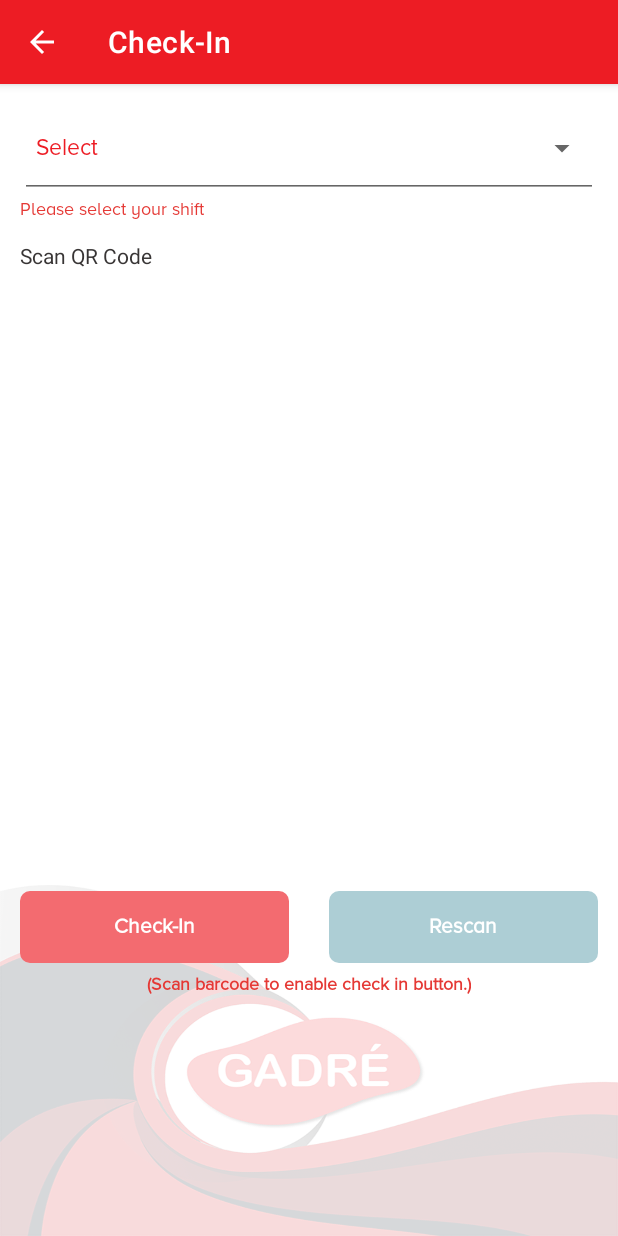
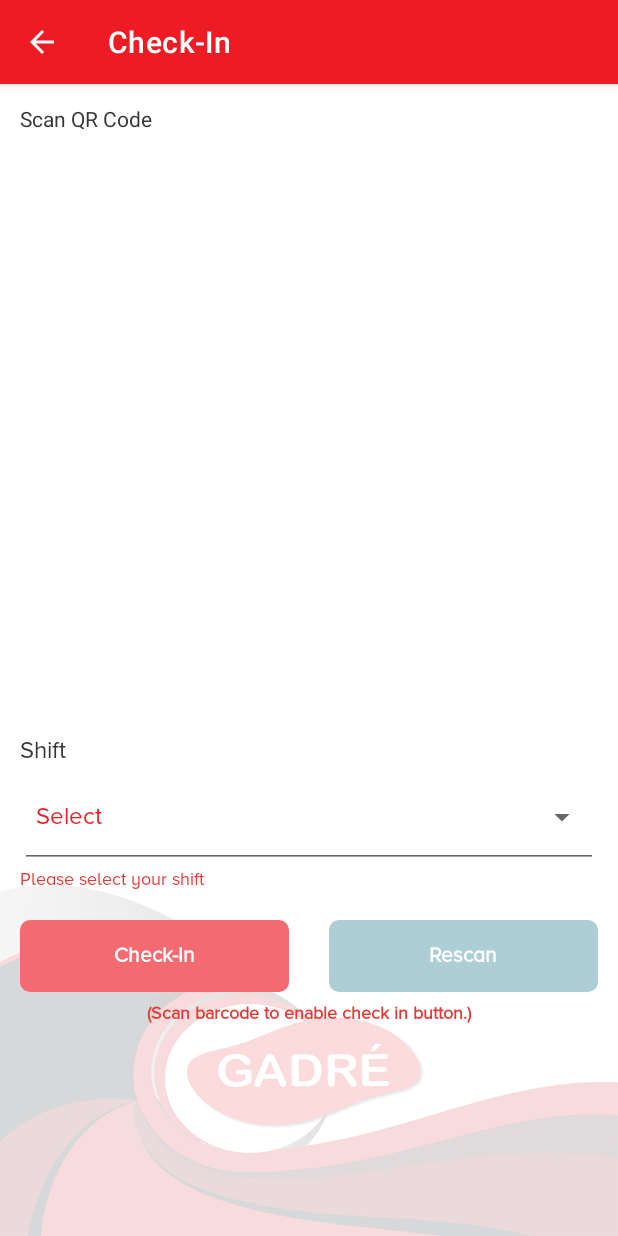
Before and after one commit to polekar-ankit/NotifyMe, an Android app: the CheckInActivity screen opened directly, with no data from a screen before it, on a phone screen of 412 x 824 dp. Run offline under Robolectric (Android 15) with nearby library versions, the phone set to English and light mode, and no system bars; our stand-ins replace Dagger/Hilt's generated code, Firebase (no records; nobody signed in at launch, a user with empty details on screens opened directly), Room's generated code, RxJava, data binding and 1 more; libraries missing offline, so code that uses them is left out: me.dm7.barcodescanner; 4 statements that could not run were skipped.

Commit message:
+ remove firebase node update from android side and keep it on server side

```diff
--- a/app/src/main/java/com/gipl/notifyme/ui/checkin/CheckInViewModel.java
+++ b/app/src/main/java/com/gipl/notifyme/ui/checkin/CheckInViewModel.java
@@ -81,8 +81,8 @@ public class CheckInViewModel extends BaseViewModel {
                 .observeOn(getSchedulerProvider().ui())
                 .subscribe(checkInRsp -> {
                     if (checkInRsp.getApiError().getErrorVal() == ApiError.ERROR_CODE.OK) {
-//                        getResponseMutableLiveData().postValue(Response.success(true));
-                        updateFirebaseNode(suidShift,checkInRsp.getTag());
+                        getResponseMutableLiveData().postValue(Response.success(true));
+//                        updateFirebaseNode(suidShift,checkInRsp.getTag());
                     } else {
                         getResponseMutableLiveData().postValue(Response.error(new Exception(new CustomException(checkInRsp.getApiError().getErrorMessage()))));
                     }
--- a/app/src/main/res/layout/activity_check_in.xml
+++ b/app/src/main/res/layout/activity_check_in.xml
@@ -20,10 +20,10 @@
             android:layout_width="wrap_content"
             android:layout_height="wrap_content"
             android:text="Scan QR Code"
+            android:layout_marginTop="@dimen/_10sdp"
             android:textColor="@color/colorTextPrimary"
             app:layout_constraintStart_toStartOf="@id/content_frame"
-            android:layout_marginTop="@dimen/_10sdp"
-            app:layout_constraintTop_toBottomOf="@id/tv_shift_error" />
+            app:layout_constraintTop_toTopOf="parent" />
 
         <FrameLayout
             android:id="@+id/content_frame"
@@ -52,15 +52,27 @@
 
         <androidx.appcompat.widget.AppCompatButton
             android:id="@+id/btn_check_in"
+            style="@style/btnCheckIn"
             android:layout_width="0dp"
             android:layout_height="wrap_content"
-            android:text="@string/btn_lbl_check_in"
-            style="@style/btnCheckIn"
-            app:layout_constraintEnd_toStartOf="@+id/guideline"
-            android:layout_marginTop="@dimen/_20sdp"
             android:layout_marginStart="@dimen/_10sdp"
             android:layout_marginEnd="@dimen/_10sdp"
+            android:layout_marginTop="@dimen/_15sdp"
+            android:text="@string/btn_lbl_check_in"
+            app:layout_constraintEnd_toStartOf="@+id/guideline"
             app:layout_constraintStart_toStartOf="parent"
+            app:layout_constraintTop_toBottomOf="@+id/tv_shift_error" />
+
+        <TextView
+            android:id="@+id/lbl_spinner"
+            android:layout_width="wrap_content"
+            android:layout_height="wrap_content"
+            android:text="Shift"
+            style="@style/lblEditText"
+            android:textColor="@color/colorTextPrimary"
+            android:textSize="16dp"
+            android:layout_marginTop="@dimen/_10sdp"
+            app:layout_constraintStart_toStartOf="@+id/content_frame"
             app:layout_constraintTop_toBottomOf="@+id/content_frame" />
 
         <Spinner
@@ -68,10 +80,9 @@
             style="@style/Widget.AppCompat.Spinner.Underlined"
             android:layout_width="0dp"
             android:layout_height="wrap_content"
-            android:layout_marginTop="@dimen/_7sdp"
             app:layout_constraintEnd_toEndOf="@+id/content_frame"
             app:layout_constraintStart_toStartOf="@+id/content_frame"
-            app:layout_constraintTop_toTopOf="parent" />
+            app:layout_constraintTop_toBottomOf="@+id/lbl_spinner" />
 
         <androidx.appcompat.widget.AppCompatButton
             android:id="@+id/btn_rescan"
--- a/app/src/main/res/values/dimens.xml
+++ b/app/src/main/res/values/dimens.xml
@@ -6,7 +6,7 @@
     <dimen name="footer_img_height">@dimen/_180sdp</dimen>
     <dimen name="me_emp_code">16dp</dimen>
     <dimen name="me_emp_other_info">15dp</dimen>
-    <dimen name="spinner_text">15dp</dimen>
+    <dimen name="spinner_text">16dp</dimen>
     <dimen name="dialog_header_title_txt">17dp</dimen>
     <dimen name="check_out_confirmation">16dp</dimen>
 </resources>
```
Also changed, not shown: app/src/main/java/com/gipl/notifyme/ui/me/MeViewModel.java (+17 -8 lines).
